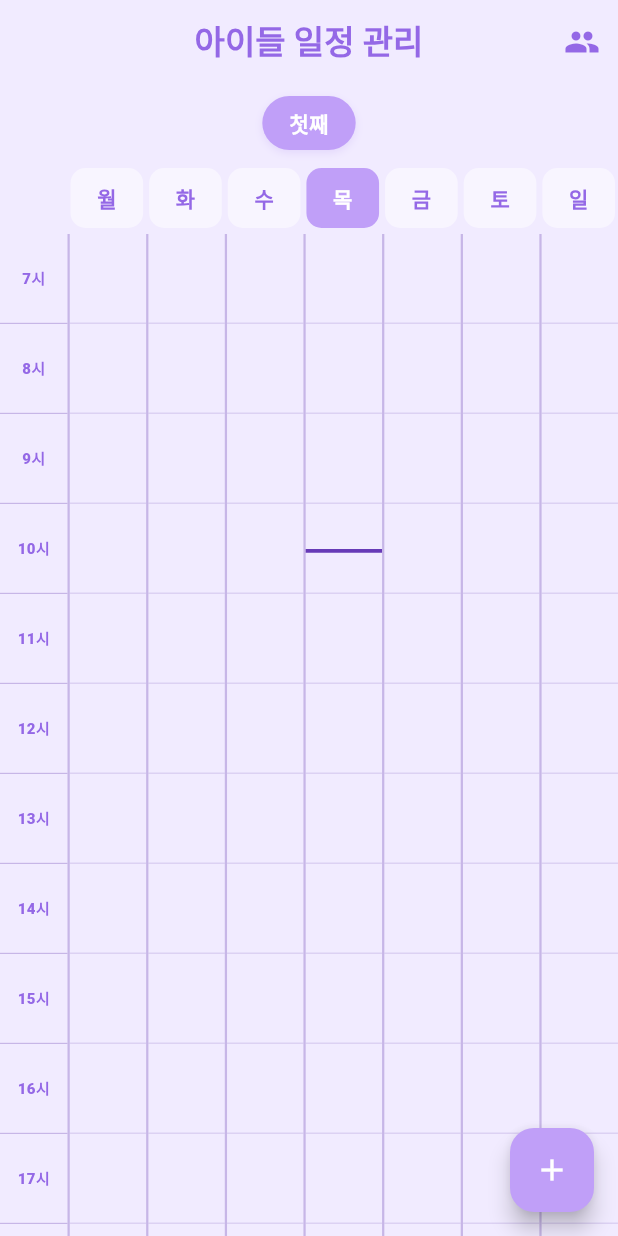
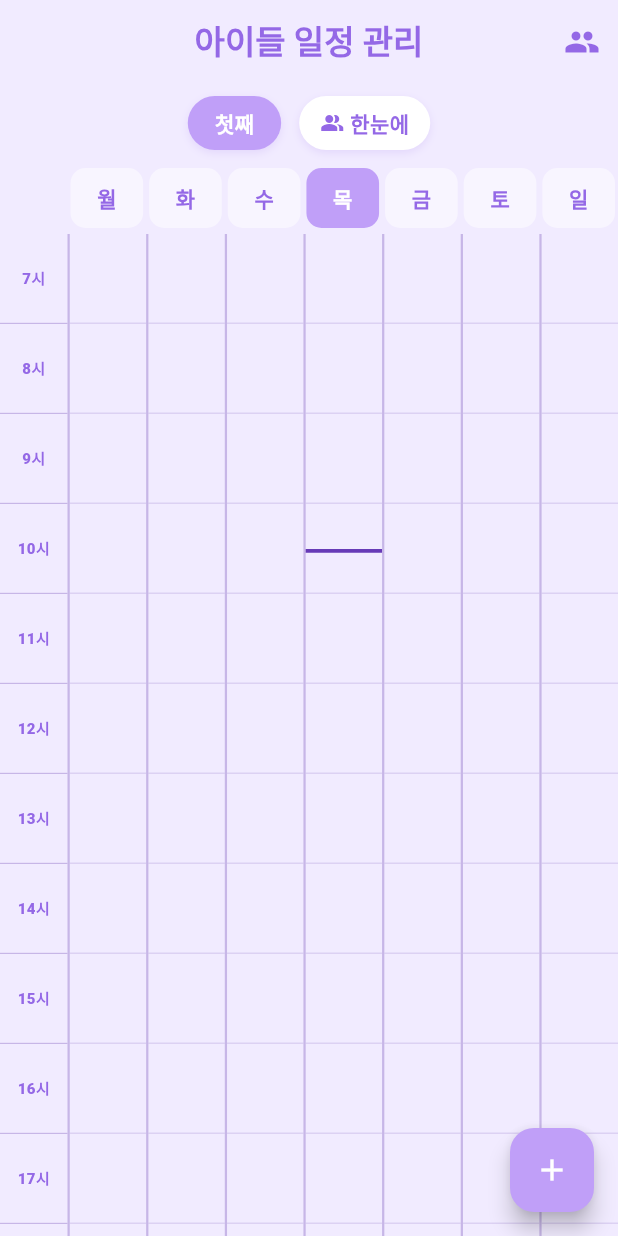
Before and after one commit to grey-shack-it/LaRa_Timetable, a Flutter app: the screen it shows after launch, on a phone screen of 412 x 824 dp. Run offline on Flutter 3.47's test engine with Material 3 defaults, Android fonts, the phone set to English and light mode, and no system bars; our stand-ins replace get, hive, hive_flutter; accounts and stored records are empty.

Commit message:
멀티프로필- 대략수정완

```diff
--- a/lib/modules/home/home_controller.dart
+++ b/lib/modules/home/home_controller.dart
@@ -2,6 +2,7 @@ import 'dart:async';
 import 'package:get/get.dart';
 import 'package:hive_flutter/hive_flutter.dart';
 import '../../data/schedule.dart';
+import 'package:flutter/material.dart';
 
 class ChildProfile {
   String id;
@@ -22,6 +23,40 @@ class HomeController extends GetxController {
     ChildProfile(id: 'default', name: '첫째'), // 기본 프로필
   ].obs;
   final RxString selectedChildId = 'default'.obs;
+  final RxBool isOverlapView = false.obs;
+
+  static const List<Color> profileColors = [
+    Color(0xFF42A5F5),
+    Color(0xFFEF5350),
+    Color(0xFF66BB6A),
+    Color(0xFFFF7043),
+    Color(0xFFAB47BC),
+  ];
+
+  Color getProfileColor(String childId) {
+    final index = profiles.indexWhere((p) => p.id == childId);
+    if (index < 0) return profileColors[0];
+    return profileColors[index % profileColors.length];
+  }
+
+  String getProfileName(String childId) {
+    final profile = profiles.firstWhereOrNull((p) => p.id == childId);
+    return profile?.name ?? '';
+  }
+
+  bool isOverlappingWithOthers(Schedule target) {
+    return schedules.any((s) {
+      if (s == target) return false; // 자기 자신 제외
+      if (s.childId == target.childId) return false; // 같은 아이 제외
+      if (s.dayOfWeek != target.dayOfWeek) return false; // 다른 요일 제외
+      // 시간 겹침 확인
+      return target.startTime.isBefore(s.endTime) &&
+          target.endTime.isAfter(s.startTime);
+    });
+  }
+
+  List<Schedule> get displaySchedules =>
+      isOverlapView.value ? schedules.toList() : currentSchedules;
 
   // 현재 선택된 아이의 일정만 필터링
   List<Schedule> get currentSchedules =>
@@ -72,8 +107,8 @@ class HomeController extends GetxController {
     int min = 7;
     int max = 21;
 
-    for (var s in currentSchedules) {
-      // ✅ currentSchedules로 변경
+    for (var s in displaySchedules) {
+      // ✅ displaySchedules로 변경
       if (s.startTime.hour < min) min = s.startTime.hour;
       int endH = s.endTime.hour;
       if (s.endTime.minute > 0) endH++;
--- a/lib/modules/home/home_view.dart
+++ b/lib/modules/home/home_view.dart
@@ -77,11 +77,17 @@ class HomeView extends StatelessWidget {
                     ...controller.profiles.map((profile) {
                       final isSelected =
                           controller.selectedChildId.value == profile.id;
+                      // ✅ 겹쳐보기 중엔 탭 비활성화 (흐리게)
+                      final isDisabled = controller.isOverlapView.value;
                       return GestureDetector(
-                        onTap: () {
+                        onTap: isDisabled
+                            ? null
+                            : () {
                                 controller.selectedChildId.value = profile.id;
                                 controller.refreshUI();
                               },
+                        child: Opacity(
+                          opacity: isDisabled ? 0.4 : 1.0,
                           child: Container(
                             margin: const EdgeInsets.symmetric(
                               horizontal: 6,
@@ -92,7 +98,7 @@ class HomeView extends StatelessWidget {
                               vertical: 8,
                             ),
                             decoration: BoxDecoration(
-                            color: isSelected
+                              color: isSelected && !isDisabled
                                   ? AppColors.mainPurple
                                   : Colors.white,
                               borderRadius: BorderRadius.circular(20),
@@ -109,7 +115,7 @@ class HomeView extends StatelessWidget {
                             child: Text(
                               profile.name,
                               style: TextStyle(
-                              color: isSelected
+                                color: isSelected && !isDisabled
                                     ? Colors.white
                                     : AppColors.darkPurple,
                                 fontWeight: FontWeight.w900,
@@ -117,8 +123,67 @@ class HomeView extends StatelessWidget {
                               ),
                             ),
                           ),
+                        ),
                       );
-                    }),
+                    }).toList(),
+
+                    // ✅ 겹쳐보기 버튼
+                    Obx(
+                      () => GestureDetector(
+                        onTap: () {
+                          controller.isOverlapView.value =
+                              !controller.isOverlapView.value;
+                          controller.refreshUI();
+                        },
+                        child: Container(
+                          margin: const EdgeInsets.symmetric(
+                            horizontal: 6,
+                            vertical: 8,
+                          ),
+                          padding: const EdgeInsets.symmetric(
+                            horizontal: 14,
+                            vertical: 8,
+                          ),
+                          decoration: BoxDecoration(
+                            color: controller.isOverlapView.value
+                                ? AppColors.darkPurple
+                                : Colors.white,
+                            borderRadius: BorderRadius.circular(20),
+                            boxShadow: [
+                              BoxShadow(
+                                color: AppColors.darkPurple.withValues(
+                                  alpha: 0.15,
+                                ),
+                                blurRadius: 4,
+                                offset: const Offset(0, 2),
+                              ),
+                            ],
+                          ),
+                          child: Row(
+                            children: [
+                              Icon(
+                                Icons.people_alt,
+                                size: 16,
+                                color: controller.isOverlapView.value
+                                    ? Colors.white
+                                    : AppColors.darkPurple,
+                              ),
+                              const SizedBox(width: 4),
+                              Text(
+                                '한눈에',
+                                style: TextStyle(
+                                  color: controller.isOverlapView.value
+                                      ? Colors.white
+                                      : AppColors.darkPurple,
+                                  fontWeight: FontWeight.w900,
+                                  fontSize: 14,
+                                ),
+                              ),
+                            ],
+                          ),
+                        ),
+                      ),
+                    ),
                   ],
                 ),
               ),
@@ -230,7 +295,7 @@ class HomeView extends StatelessWidget {
                                         children: [
                                           _buildGridLines(totalHours),
                                           // 해당 요일 일정만 표시 (좌표는 start 시간에 맞춰 - 처리)
-                                          ...controller.currentSchedules
+                                          ...controller.displaySchedules
                                               .where(
                                                 (s) => s.dayOfWeek == dayNum,
                                               )
@@ -368,13 +433,24 @@ class HomeView extends StatelessWidget {
             ),
           ),
         ),
-        childWhenDragging: Opacity(
-          opacity: 0.3,
+        childWhenDragging: Obx(() {
+          final isOverlap = controller.isOverlapView.value;
+          final hasConflict = controller.isOverlappingWithOthers(schedule);
+          return Opacity(
+            opacity: isOverlap && hasConflict ? 0.55 : 0.3,
             child: _buildBlockDesign(schedule, blockHeight),
-        ),
+          );
+        }),
         child: GestureDetector(
           onTap: () => _showEditOrDeleteDialog(context, controller, schedule),
+          child: Obx(() {
+            final isOverlap = controller.isOverlapView.value;
+            final hasConflict = controller.isOverlappingWithOthers(schedule);
+            return Opacity(
+              opacity: isOverlap && hasConflict ? 0.75 : 1.0,
               child: _buildBlockDesign(schedule, blockHeight),
+            );
+          }),
         ),
       ),
     );
@@ -382,10 +458,21 @@ class HomeView extends StatelessWidget {
 
   Widget _buildBlockDesign(Schedule schedule, double height) {
     double iconSize = height < 50 ? 28.0 : (height < 70 ? 40.0 : 52.0);
+    final controller = Get.find<HomeController>();
+
+    return Obx(() {
+      final isOverlap = controller.isOverlapView.value;
+      final profileColor = controller.getProfileColor(schedule.childId);
+      final profileName = controller.getProfileName(schedule.childId);
+
       return Container(
         decoration: BoxDecoration(
           color: Color(schedule.colorValue),
           borderRadius: BorderRadius.circular(12),
+          // ✅ 겹쳐보기일 때 아이별 테두리 색상 표시
+          border: isOverlap && controller.isOverlappingWithOthers(schedule)
+              ? Border.all(color: AppColors.darkPurple, width: 2.5)
+              : null,
           boxShadow: [
             BoxShadow(
               color: AppColors.darkPurple.withValues(alpha: 0.3),
@@ -394,20 +481,26 @@ class HomeView extends StatelessWidget {
             ),
           ],
         ),
-      child: Column(
+        child: Stack(
+          children: [
+            // 기존 아이콘 + 제목
+            Column(
               mainAxisAlignment: MainAxisAlignment.center,
               children: [
                 if (schedule.iconName != null)
                   Flexible(
-              child: _buildAcademyIcon(schedule.iconName!, size: iconSize),
+                    child: _buildAcademyIcon(
+                      schedule.iconName!,
+                      size: iconSize,
+                    ),
                   ),
                 Padding(
                   padding: const EdgeInsets.symmetric(horizontal: 4),
                   child: Text(
                     schedule.title,
                     textAlign: TextAlign.center,
-              maxLines: 2, // 최대 2줄까지 줄바꿈
-              overflow: TextOverflow.ellipsis, // 넘치면 '...'
+                    maxLines: 3,
+                    overflow: TextOverflow.ellipsis,
                     style: const TextStyle(
                       color: Colors.white,
                       fontSize: 10,
@@ -425,7 +518,35 @@ class HomeView extends StatelessWidget {
                 ),
               ],
             ),
+            // ✅ 겹쳐보기일 때만 이름 뱃지 표시
+            if (isOverlap)
+              Positioned(
+                top: 3,
+                left: 3,
+                child: Container(
+                  padding: const EdgeInsets.symmetric(
+                    horizontal: 4,
+                    vertical: 1,
+                  ),
+                  decoration: BoxDecoration(
+                    color: profileColor,
+                    borderRadius: BorderRadius.circular(6),
+                  ),
+                  child: Text(
+                    profileName,
+                    style: const TextStyle(
+                      color: Colors.white,
+                      fontSize: 8,
+                      fontWeight: FontWeight.w900,
+                      decoration: TextDecoration.none,
+                    ),
+                  ),
+                ),
+              ),
+          ],
+        ),
       );
+    });
   }
 
   // --- 기존 아이콘 및 다이얼로그 로직은 동일 (생략) ---
```
Lines whose indentation alone changed are shown as unchanged.
